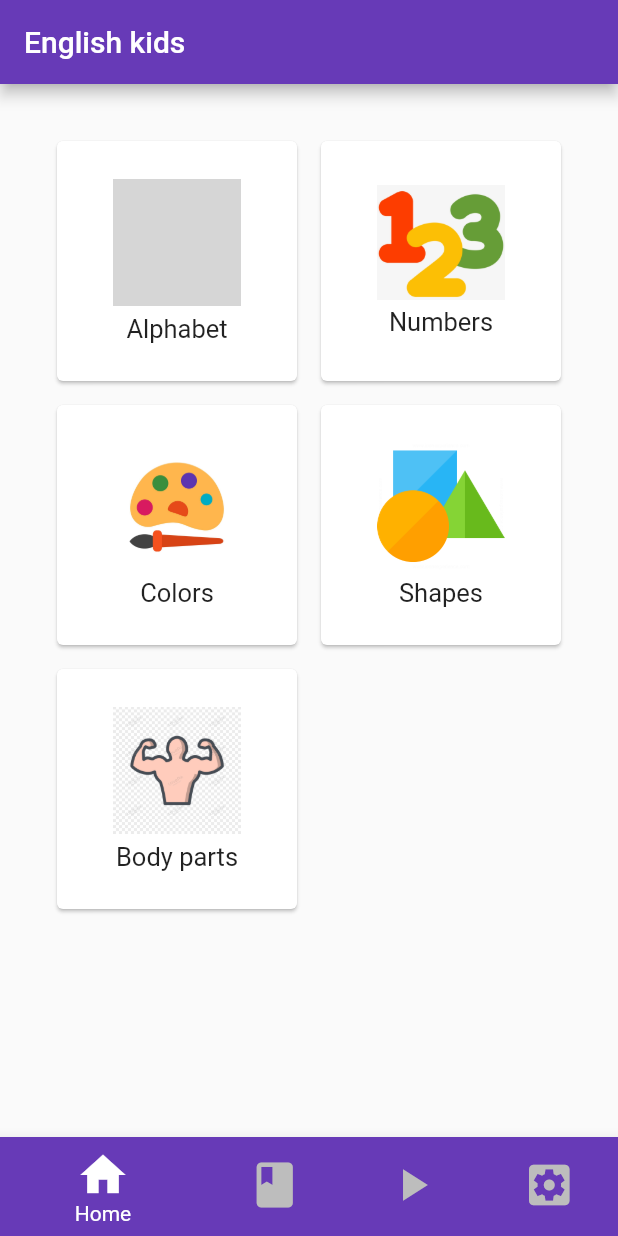
After one commit to JonathanMartinez10/English-eKids, a Flutter app: the HomePage screen opened by its route, on a phone screen of 412 x 824 dp. The commit adds this screen. Run offline on Flutter 3.47's test engine with Material 2 defaults, Android fonts, the phone set to English and light mode, and no system bars; our stand-ins replace sqflite; accounts and stored records are empty; grey boxes are pictures that could not be loaded.

Commit message:
Se agrego appbar funcional y se corrigio errores

```diff
--- /dev/null
+++ b/lib/pages/content/menu_page.dart
@@ -0,0 +1,110 @@
+import 'package:flutter/material.dart';
+
+class MenuPage extends StatelessWidget {
+  const MenuPage({ Key? key }) : super(key: key);
+
+  @override
+  Widget build(BuildContext context) {
+    return Scaffold(
+      appBar: AppBar(
+        title: const Text('English kids'),
+        backgroundColor: Colors.deepPurple,
+        automaticallyImplyLeading: false,
+      ),
+      body: Container(
+      //Menu de contenido
+      padding: const EdgeInsets.all(30.0),
+      child: GridView.count(
+        crossAxisCount: 2,
+        children:[
+          Card(
+            margin: const EdgeInsets.all(8.0),
+            child: InkWell(
+              onTap: (){},
+              splashColor: Colors.green,
+              child: Center(
+                child: Column(
+                  mainAxisSize: MainAxisSize.min,
+                  children: const[
+                    Image(image: AssetImage('assets/home/Alphabet_icon.png'), width: 85),
+                    SizedBox(height:5.0,),
+                    Text("Alphabet", style: TextStyle(fontSize: 17.0))
+                  ],
+                ),
+              ),
+            ),
+          ),
+          Card(
+            margin: const EdgeInsets.all(8.0),
+            child: InkWell(
+              onTap: (){},
+              splashColor: Colors.green,
+              child: Center(
+                child: Column(
+                  mainAxisSize: MainAxisSize.min,
+                  children: const[
+                    Image(image: AssetImage('assets/home/Numbers_icon.png'), width: 85),
+                    SizedBox(height: 5.0,),
+                    Text("Numbers", style: TextStyle(fontSize: 17.0))
+                  ],
+                ),
+              ),
+            ),
+          ),
+          Card(
+            margin: const EdgeInsets.all(8.0),
+            child: InkWell(
+              onTap: (){},
+              splashColor: Colors.green,
+              child: Center(
+                child: Column(
+                  mainAxisSize: MainAxisSize.min,
+                  children: const[
+                    Image(image: AssetImage('assets/home/Colors_icon.png'), width: 85),
+                    SizedBox(height: 5.0,),
+                    Text("Colors", style: TextStyle(fontSize: 17.0))
+                  ],
+                ),
+              ),
+            ),
+          ),
+          Card(
+            margin: const EdgeInsets.all(8.0),
+            child: InkWell(
+              onTap: (){},
+              splashColor: Colors.green,
+              child: Center(
+                child: Column(
+                  mainAxisSize: MainAxisSize.min,
+                  children: const[
+                    Image(image: AssetImage('assets/home/Shapes_icon.png'), width: 85),
+                    SizedBox(height: 5.0,),
+                    Text("Shapes", style: TextStyle(fontSize: 17.0))
+                  ],
+                ),
+              ),
+            ),
+          ),
+          Card(
+            margin: const EdgeInsets.all(8.0),
+            child: InkWell(
+              onTap: (){},
+              splashColor: Colors.green,
+              child: Center(
+                child: Column(
+                  mainAxisSize: MainAxisSize.min,
+                  children: const[
+                    Image(image: AssetImage('assets/home/Body_icon.png'), width: 85),
+                    SizedBox(height: 5.0,),
+                    Text("Body parts", style: TextStyle(fontSize: 17.0))
+                  ],
+                ),
+              ),
+            ),
+          )
+       ],
+      ),
+     ),
+    );
+  }
+}
--- a/lib/pages/content/settings_page.dart
+++ b/lib/pages/content/settings_page.dart
@@ -5,8 +5,13 @@ class SettingsPage extends StatelessWidget {
 
   @override
   Widget build(BuildContext context) {
-    return const Scaffold(
-      body:  Center(
+    return Scaffold(
+      appBar: AppBar(
+        title: const Text('English kids'),
+        backgroundColor: Colors.blue.shade800,
+        automaticallyImplyLeading: false,
+      ),
+      body:  const Center(
         child: Text('Settings page'),
      ),
     );
--- a/lib/pages/content/videos_page.dart
+++ b/lib/pages/content/videos_page.dart
@@ -5,8 +5,13 @@ class VideosPage extends StatelessWidget {
 
   @override
   Widget build(BuildContext context) {
-    return const Scaffold(
-      body:  Center(
+    return Scaffold(
+      appBar: AppBar(
+        title: const Text('English kids'),
+        backgroundColor: Colors.pink[800],
+        automaticallyImplyLeading: false,
+      ),
+      body:  const Center(
         child: Text('Videos page'),
      ),
     );
--- a/lib/pages/home_page.dart
+++ b/lib/pages/home_page.dart
@@ -1,112 +1,59 @@
+import 'package:english_ekids/pages/pages.dart';
 import 'package:flutter/material.dart';
 //Mis importaciones
-import 'package:english_ekids/widgets/bottom_navigation_bar.dart';
 
-class HomePage extends StatelessWidget {
+class HomePage extends StatefulWidget {
   const HomePage({Key? key}) : super(key: key);
+
+  @override
+  State<HomePage> createState() => _HomePageState();
+}
+
+class _HomePageState extends State<HomePage> {
+
+  int currentindex=0;
+  final screens=[
+    const MenuPage(),
+    const BooksPage(),
+    const VideosPage(),
+    const SettingsPage(),
+  ];
 
   @override
   Widget build(BuildContext context) {
     return Scaffold(
-      appBar: AppBar(
-        title: const Text('English kids'),
-        backgroundColor: Colors.deepPurple,
-      ),
-      body: Container(
-        //Menu de contenido
-        padding: const EdgeInsets.all(30.0),
-        child: GridView.count(
-          crossAxisCount: 2,
-          children:[
-            Card(
-              margin: const EdgeInsets.all(8.0),
-              child: InkWell(
-                onTap: (){},
-                splashColor: Colors.green,
-                child: Center(
-                  child: Column(
-                    mainAxisSize: MainAxisSize.min,
-                    children: const[
-                      Image(image: AssetImage('assets/home/Alphabet_icon.png'), width: 85),
-                      SizedBox(height:5.0,),
-                      Text("Alphabet", style: TextStyle(fontSize: 17.0))
-                    ],
-                  ),
-                ),
-              ),
-            ),
-            Card(
-              margin: const EdgeInsets.all(8.0),
-              child: InkWell(
-                onTap: (){},
-                splashColor: Colors.green,
-                child: Center(
-                  child: Column(
-                    mainAxisSize: MainAxisSize.min,
-                    children: const[
-                      Image(image: AssetImage('assets/home/Numbers_icon.png'), width: 85),
-                      SizedBox(height: 5.0,),
-                      Text("Numbers", style: TextStyle(fontSize: 17.0))
-                    ],
-                  ),
-                ),
-              ),
-            ),
-            Card(
-              margin: const EdgeInsets.all(8.0),
-              child: InkWell(
-                onTap: (){},
-                splashColor: Colors.green,
-                child: Center(
-                  child: Column(
-                    mainAxisSize: MainAxisSize.min,
-                    children: const[
-                      Image(image: AssetImage('assets/home/Colors_icon.png'), width: 85),
-                      SizedBox(height: 5.0,),
-                      Text("Colors", style: TextStyle(fontSize: 17.0))
-                    ],
-                  ),
-                ),
-              ),
-            ),
-            Card(
-              margin: const EdgeInsets.all(8.0),
-              child: InkWell(
-                onTap: (){},
-                splashColor: Colors.green,
-                child: Center(
-                  child: Column(
-                    mainAxisSize: MainAxisSize.min,
-                    children: const[
-                      Image(image: AssetImage('assets/home/Shapes_icon.png'), width: 85),
-                      SizedBox(height: 5.0,),
-                      Text("Shapes", style: TextStyle(fontSize: 17.0))
-                    ],
-                  ),
-                ),
-              ),
-            ),
-            Card(
-              margin: const EdgeInsets.all(8.0),
-              child: InkWell(
-                onTap: (){},
-                splashColor: Colors.green,
-                child: Center(
-                  child: Column(
-                    mainAxisSize: MainAxisSize.min,
-                    children: const[
-                      Image(image: AssetImage('assets/home/Body_icon.png'), width: 85),
-                      SizedBox(height: 5.0,),
-                      Text("Body parts", style: TextStyle(fontSize: 17.0))
-                    ],
-                  ),
-                ),
-              ),
-            )
-         ],
+
+      body: screens[currentindex],
+
+     bottomNavigationBar: BottomNavigationBar(
+      //type: BottomNavigationBarType.fixed,
+      iconSize: 36,
+      currentIndex: currentindex,
+      onTap: (index) => setState(()=> currentindex=index),
+      unselectedItemColor: Colors.grey[400],
+      items: [
+        const BottomNavigationBarItem(
+          icon:  Icon(Icons.home),
+          label: 'Home',
+          backgroundColor: Colors.deepPurple,
         ),
-     ),
-     bottomNavigationBar: const BottomNavigationBarPrincipal(),
+        BottomNavigationBarItem(
+          icon: const Icon(Icons.book),
+          label: 'Books',
+          backgroundColor: Colors.cyan[800],
+        ),
+        BottomNavigationBarItem(
+          icon: const Icon(Icons.play_arrow),
+          label: 'Play',
+          backgroundColor: Colors.pink[800],
+        ),
+        BottomNavigationBarItem(
+          icon: const Icon(Icons.settings_applications_sharp),
+          label: 'Ajustes',
+          backgroundColor: Colors.blue.shade800,
+        ),
+      ],
+    ),
    );
   }
 }
--- a/lib/pages/login_page.dart
+++ b/lib/pages/login_page.dart
@@ -6,12 +6,14 @@ class LoginPage extends StatelessWidget {
   @override
   Widget build(BuildContext context) {
     return  Scaffold(
-      body: Container(
-        color: Colors.white,
-        width: double.infinity,
+      body: SingleChildScrollView(
+        child: Container(
+          color: Colors.white,
+          width: double.infinity,
 
-        child: const SafeArea(
-          child: _Body(),
+          child: const SafeArea(
+            child: _Body(),
+          ),
         ),
       ),
     );
--- a/lib/pages/pages.dart
+++ b/lib/pages/pages.dart
@@ -5,3 +5,4 @@ export 'package:english_ekids/pages/home_page.dart';
 export 'package:english_ekids/pages/content/books_page.dart';
 export 'package:english_ekids/pages/content/videos_page.dart';
 export 'package:english_ekids/pages/content/settings_page.dart';
+export 'package:english_ekids/pages/content/menu_page.dart';
--- a/lib/pages/signup_page.dart
+++ b/lib/pages/signup_page.dart
@@ -6,7 +6,8 @@ class SignUpPage extends StatelessWidget {
   @override
   Widget build(BuildContext context) {
     return Scaffold(
-      body: Container(
+      body: SingleChildScrollView(
+        child: Container(
           color: Colors.white,
           width: double.infinity,
 
@@ -24,6 +25,7 @@ class SignUpPage extends StatelessWidget {
 
                 _BotonSignUp()
               ],
+            ),
           ),
         ),
       ),
```
Also changed, not shown: lib/pages/content/books_page.dart (+7 -2 lines), lib/widgets/bottom_navigation_bar.dart (deleted, +0 -54 lines). Lines whose indentation alone changed are shown as unchanged.
